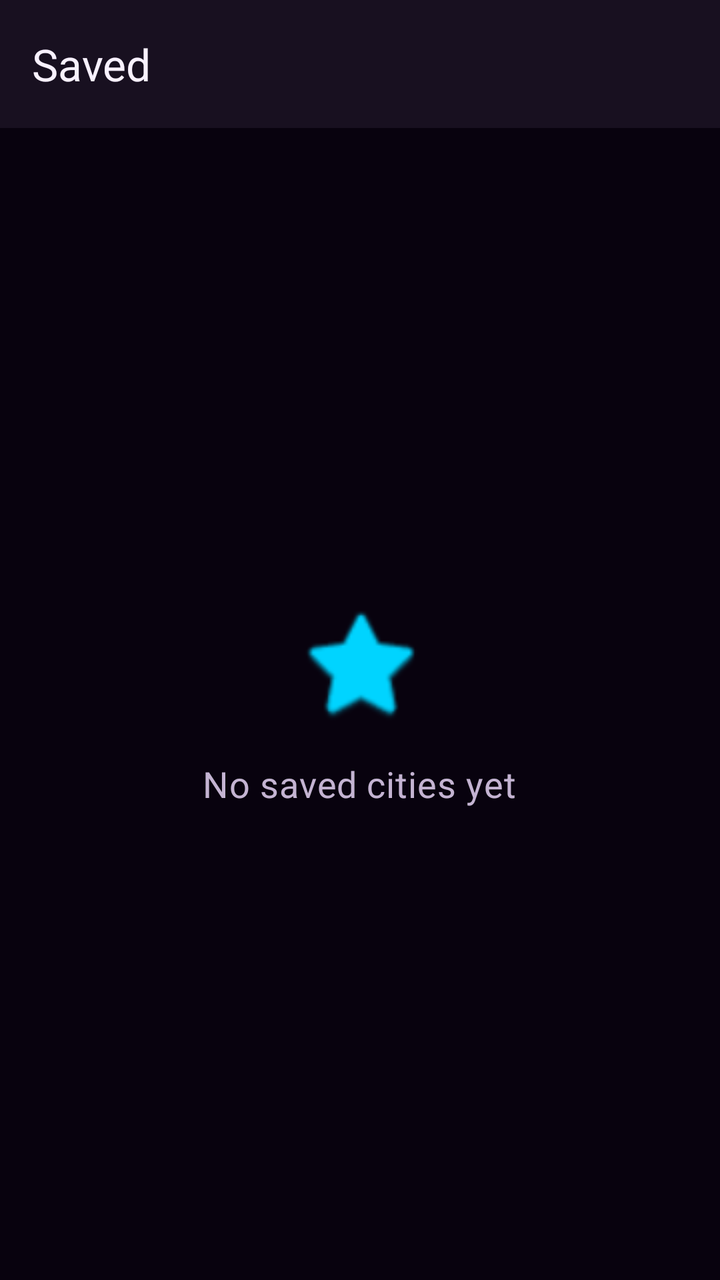
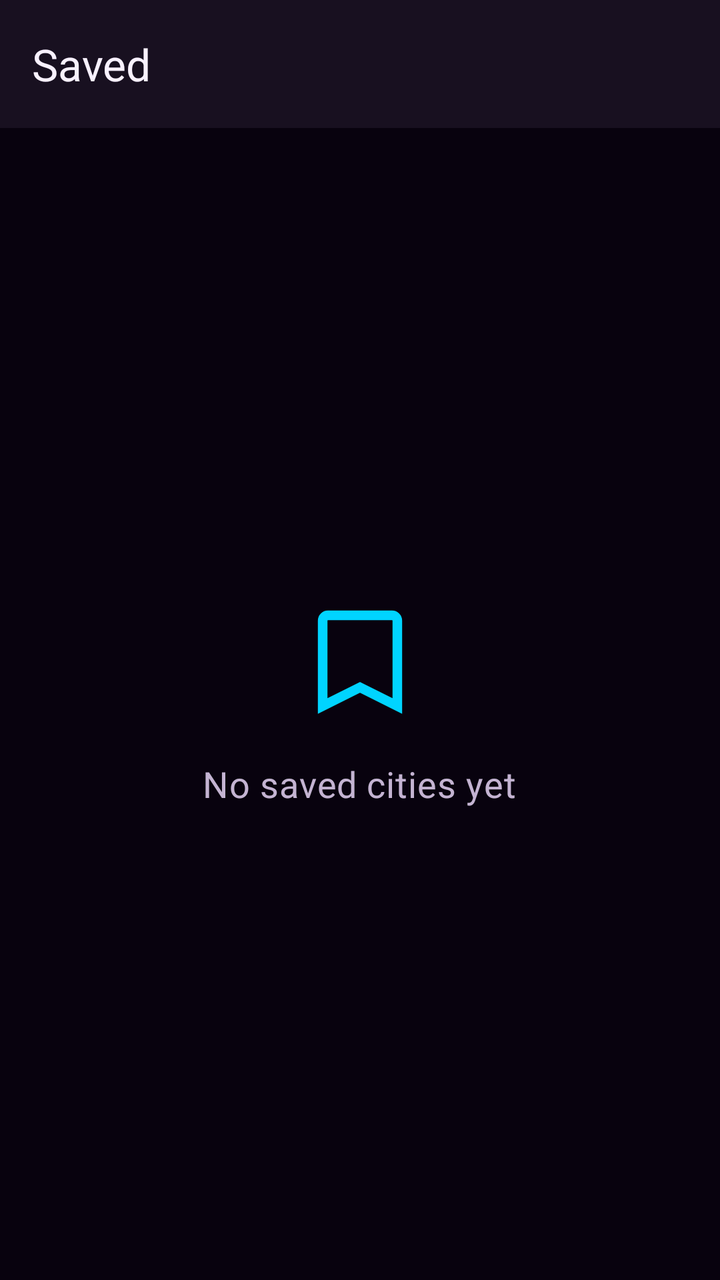

Two renders of the same Android screen: before a commit and after it. Below are the layout's source before the change and the commit's diff.
<!-- AndroidManifest.xml: application theme Theme.WeatherTrio -->
<!-- res/layout/fragment_saved.xml -->
<?xml version="1.0" encoding="utf-8"?>
<LinearLayout
    xmlns:android="http://schemas.android.com/apk/res/android"
    xmlns:app="http://schemas.android.com/apk/res-auto"
    android:layout_width="match_parent"
    android:layout_height="match_parent"
    android:background="@color/background_main"
    android:orientation="vertical">

    
    <com.google.android.material.appbar.MaterialToolbar
        android:id="@+id/toolbarSaved"
        android:layout_width="match_parent"
        android:layout_height="wrap_content"
        android:background="@color/surface"
        app:title="@string/saved_title"
        app:titleTextColor="@color/text_primary" />

    
    <LinearLayout
        android:layout_width="match_parent"
        android:layout_height="0dp"
        android:layout_weight="1"
        android:gravity="center"
        android:orientation="vertical"
        android:padding="24dp">

        
        <ImageView
            android:layout_width="64dp"
            android:layout_height="64dp"
            android:contentDescription="@string/saved_empty_icon_description"
            android:src="@android:drawable/btn_star_big_off"
            android:tint="@color/secondary" />

        
        <TextView
            android:layout_width="wrap_content"
            android:layout_height="wrap_content"
            android:layout_marginTop="16dp"
            android:text="@string/saved_empty_message"
            android:textAppearance="@style/TextAppearance.WeatherTrio.Body"
            android:textSize="18sp" />

    </LinearLayout>

</LinearLayout>
<!-- resources referenced by this layout -->
<resources>
  <color name="background_main">#08020E</color>
  <color name="secondary">#00D4FF</color>
  <color name="surface">#181020</color>
  <color name="text_primary">#F8F1FF</color>
  <string name="saved_empty_icon_description">Empty saved cities icon</string>
  <string name="saved_empty_message">No saved cities yet</string>
  <string name="saved_title">Saved</string>
  <style name="TextAppearance.WeatherTrio.Body" parent="TextAppearance.Material3.BodyMedium">
  
          <item name="android:textColor">@color/text_secondary</item>
          <item name="android:textSize">15sp</item>
          <item name="android:fontFamily">sans-serif</item>
  
      </style>
  <style name="Theme.WeatherTrio" parent="Theme.Material3.Dark.NoActionBar">
  
          <item name="colorPrimary">@color/primary</item>
          <item name="colorOnPrimary">@color/text_primary</item>
  
          <item name="colorSecondary">@color/secondary</item>
          <item name="colorOnSecondary">@color/background_main</item>
  
          <item name="colorSurface">@color/surface</item>
          <item name="colorOnSurface">@color/text_primary</item>
  
          <item name="android:colorBackground">@color/background_main</item>
          <item name="android:windowBackground">@color/background_main</item>
  
          <item name="textAppearanceHeadlineMedium">@style/TextAppearance.WeatherTrio.Headline</item>
          <item name="textAppearanceBodyMedium">@style/TextAppearance.WeatherTrio.Body</item>
  
      </style>
  <color name="text_secondary">#C4B4D2</color>
  <color name="primary">#9A35FF</color>
  <style name="TextAppearance.WeatherTrio.Headline" parent="TextAppearance.Material3.HeadlineMedium">
  
          <item name="android:textColor">@color/text_primary</item>
          <item name="android:textSize">28sp</item>
          <item name="android:fontFamily">sans-serif-medium</item>
  
      </style>
</resources>

<!-- the commit's change to res/layout/fragment_saved.xml (unified diff, before → after) -->
@@ -30,8 +30,7 @@
             android:layout_width="64dp"
             android:layout_height="64dp"
             android:contentDescription="@string/saved_empty_icon_description"
-            android:src="@android:drawable/btn_star_big_off"
-            android:tint="@color/secondary" />
+            android:src="@drawable/ic_saved_empty" />
 
         
         <TextView
<!-- resource entries referenced after the edit -->
@@ -4,6 +4,23 @@
   <color name="secondary">#00D4FF</color>
   <color name="surface">#181020</color>
   <color name="text_primary">#F8F1FF</color>
+  <!-- drawable ic_saved_empty (drawable) -->
+  <?xml version="1.0" encoding="utf-8"?>
+  <vector
+      xmlns:android="http://schemas.android.com/apk/res/android"
+      android:width="64dp"
+      android:height="64dp"
+      android:viewportWidth="24"
+      android:viewportHeight="24">
+  
+      
+      <path
+          android:fillColor="@android:color/transparent"
+          android:pathData="M6,3h12c0.55,0 1,0.45 1,1v16l-7,-3.5L5,20V4c0,-0.55 0.45,-1 1,-1z"
+          android:strokeColor="@color/secondary"
+          android:strokeWidth="1.8" />
+  
+  </vector>
   <string name="saved_empty_icon_description">Empty saved cities icon</string>
   <string name="saved_empty_message">No saved cities yet</string>
   <string name="saved_title">Saved</string>
